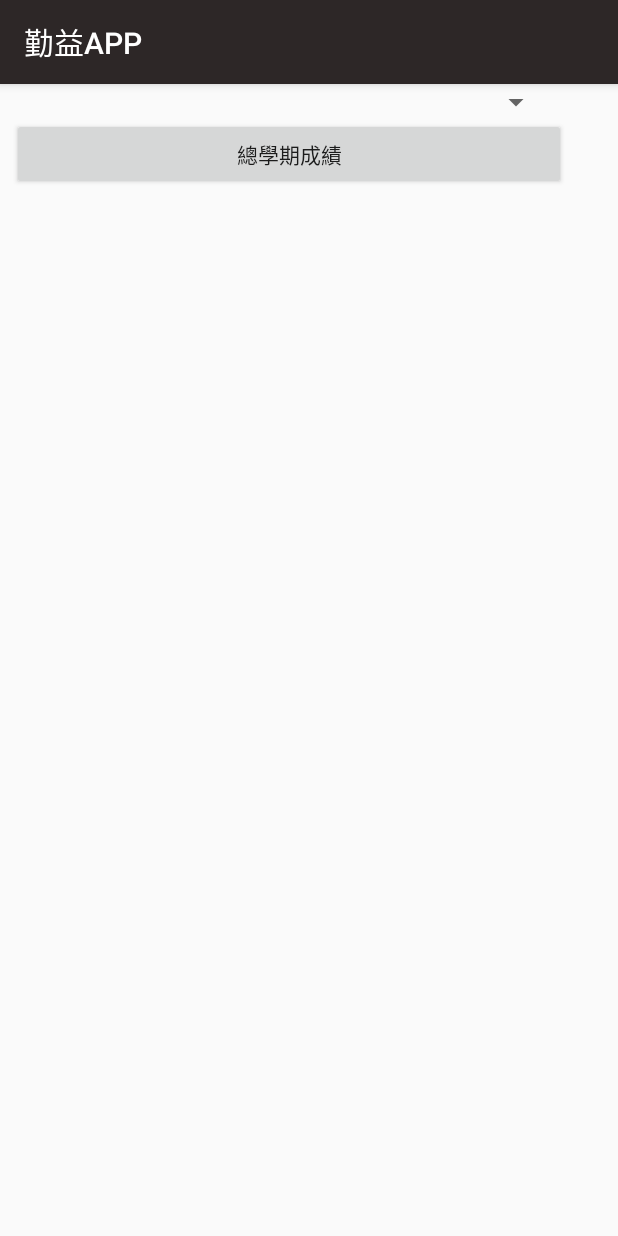
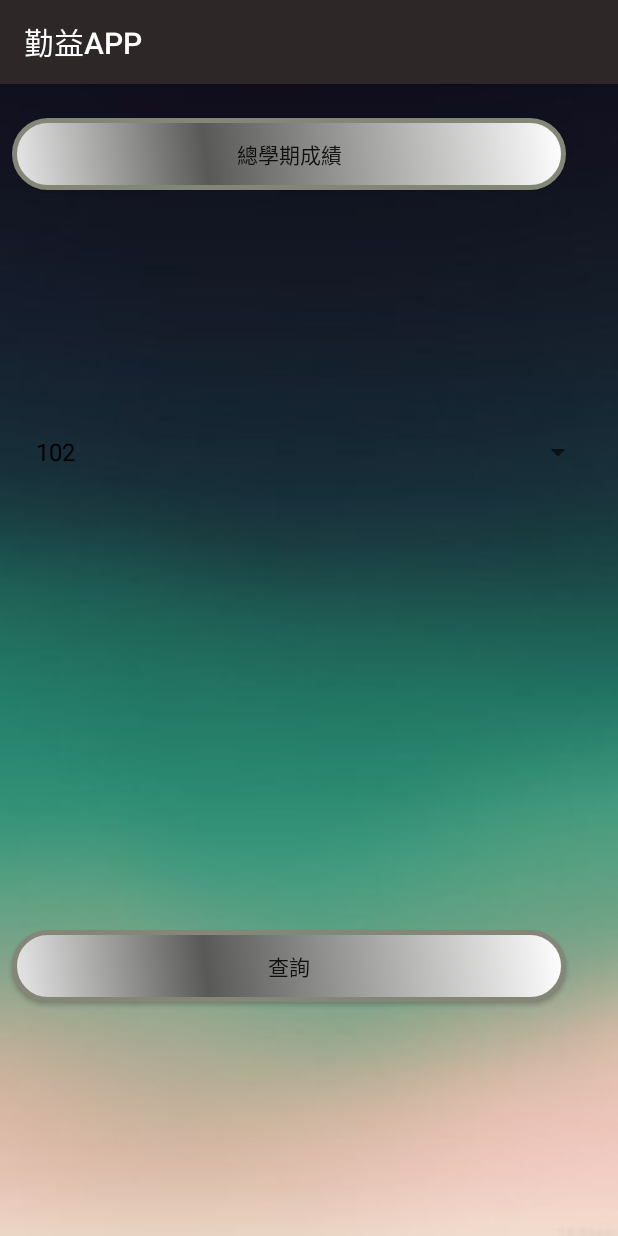
Before and after one commit to comid3212/mogege, an Android app: the GradesChoicelist screen opened directly, with no data from a screen before it, on a phone screen of 412 x 824 dp. Run offline under Robolectric (Android 15) with nearby library versions, the light colour scheme and no system bars.

Commit message:
歷年成績還需美編，老大要改，yee也要改

```diff
--- a/app/build.gradle
+++ b/app/build.gradle
@@ -4,7 +4,7 @@ android {
     compileSdkVersion 27
     defaultConfig {
         applicationId "com.example.user.myapplication"
-        minSdkVersion 21
+        minSdkVersion 26
         targetSdkVersion 27
         versionCode 1
         versionName "1.0"
--- a/app/src/main/java/com/example/user/myapplication/slidermain.java
+++ b/app/src/main/java/com/example/user/myapplication/slidermain.java
@@ -142,6 +142,7 @@ public class slidermain extends AppCompatActivity
         View view = navigationView.getHeaderView(0);
         ((TextView)view.findViewById(R.id.user_name)).setText(bundle.getString("NAME"));
         ((TextView)view.findViewById(R.id.id_vew)).setText(bundle.getString("ID"));
+        ((TextView)view.findViewById(R.id.id_vew2)).setText(bundle.getString("CLASS"));
 
         new Thread(new Runnable() {
             @Override
@@ -183,8 +184,11 @@ public class slidermain extends AppCompatActivity
                     else if (chinesetmp.equals("多雲短暫陣雨或雷雨")){
                         imagetian="c10";
                     }
-                    else if (chinesetmp.equals("多雲短暫陣雨或雷雨")){
+                    else if (chinesetmp.equals("陰短暫陣雨或雷雨")){
                         imagetian="c10";
+                    }
+                    else if (chinesetmp.equals("多雲")){
+                        imagetian="c15";
                     }
                     else {
                         imagetian="doge";
--- a/app/src/main/res/layout/activity_all_department_news.xml
+++ b/app/src/main/res/layout/activity_all_department_news.xml
@@ -5,7 +5,9 @@
     android:layout_width="match_parent"
     android:layout_height="match_parent"
     android:onClick="News"
+    android:background="@drawable/b123"
     tools:context="com.example.user.myapplication.AllDepartmentNews">
+
 
     <ImageButton
         android:id="@+id/imageButton4"
--- a/app/src/main/res/layout/activity_doorline.xml
+++ b/app/src/main/res/layout/activity_doorline.xml
@@ -63,6 +63,7 @@
         android:layout_marginStart="32dp"
         android:layout_marginTop="60dp"
         android:text="123123123"
+        android:textColor="@android:color/background_light"
         android:textSize="24sp"
         app:layout_constraintStart_toStartOf="parent"
         app:layout_constraintTop_toTopOf="parent" />
@@ -74,6 +75,7 @@
         android:layout_marginStart="32dp"
         android:layout_marginTop="120dp"
         android:text="123123123"
+        android:textColor="@android:color/background_light"
         android:textSize="24sp"
         app:layout_constraintStart_toStartOf="parent"
         app:layout_constraintTop_toTopOf="parent" />
@@ -85,6 +87,8 @@
         android:layout_marginStart="32dp"
         android:layout_marginTop="180dp"
         android:text="123123123"
+        android:textColor="@android:color/background_light"
+        android:textColorHighlight="@android:color/background_light"
         android:textSize="24sp"
         app:layout_constraintStart_toStartOf="parent"
         app:layout_constraintTop_toTopOf="parent" />
@@ -97,6 +101,7 @@
         android:layout_marginStart="32dp"
         android:layout_marginTop="244dp"
         android:text="123123123"
+        android:textColor="@android:color/background_light"
         android:textSize="24sp"
         app:layout_constraintBottom_toBottomOf="parent"
         app:layout_constraintStart_toStartOf="parent"
--- a/app/src/main/res/layout/activity_grade_list.xml
+++ b/app/src/main/res/layout/activity_grade_list.xml
@@ -5,7 +5,7 @@
     android:layout_width="match_parent"
     android:layout_height="match_parent"
     tools:context="com.example.user.myapplication.GradeList"
-    android:background="@drawable/b123">
+    android:background="@drawable/bg3">
 
     <com.example.user.myapplication.HorizontalListView
         android:id="@+id/testlist"
--- a/app/src/main/res/layout/activity_grades_choicelist.xml
+++ b/app/src/main/res/layout/activity_grades_choicelist.xml
@@ -4,6 +4,7 @@
     xmlns:tools="http://schemas.android.com/tools"
     android:layout_width="match_parent"
     android:layout_height="match_parent"
+    android:background="@drawable/b123"
     tools:context="com.example.user.myapplication.GradesChoicelist">
 
     <Button
@@ -14,6 +15,7 @@
         android:layout_marginEnd="8dp"
         android:layout_marginStart="8dp"
         android:layout_marginTop="8dp"
+        android:background="@drawable/drawable"
         android:onClick="allgrades"
         android:text="總學期成績"
         app:layout_constraintBottom_toBottomOf="parent"
@@ -23,11 +25,43 @@
         app:layout_constraintTop_toTopOf="parent"
         app:layout_constraintVertical_bias="0.026" />
 
-    <Spinner
-        android:id="@+id/spinner"
-        android:layout_width="368dp"
+    <Button
+        android:id="@+id/allgrades2"
+        android:layout_width="369dp"
         android:layout_height="wrap_content"
-        tools:layout_editor_absoluteX="8dp"
-        tools:layout_editor_absoluteY="112dp" />
+        android:layout_marginBottom="156dp"
+        android:layout_marginEnd="8dp"
+        android:layout_marginStart="8dp"
+        android:layout_marginTop="8dp"
+        android:background="@drawable/drawable"
+        android:onClick="search"
+        android:text="查詢"
+        app:layout_constraintBottom_toBottomOf="parent"
+        app:layout_constraintEnd_toEndOf="parent"
+        app:layout_constraintHorizontal_bias="0.0"
+        app:layout_constraintStart_toStartOf="parent"
+        app:layout_constraintTop_toTopOf="parent"
+        app:layout_constraintVertical_bias="1.0" />
+
+    <RelativeLayout xmlns:android="http://schemas.android.com/apk/res/android"
+        android:id="@+id/showlist"
+        android:layout_width="match_parent"
+        android:layout_height="match_parent"
+        android:paddingBottom="@dimen/activity_vertical_margin"
+        android:paddingLeft="@dimen/activity_horizontal_margin"
+        android:paddingRight="@dimen/activity_horizontal_margin"
+        android:paddingTop="@dimen/activity_vertical_margin"
+        tools:layout_editor_absoluteX="0dp"
+        tools:layout_editor_absoluteY="64dp">
+
+        <Spinner
+            android:id="@+id/spinner"
+            android:layout_width="match_parent"
+            android:layout_height="wrap_content"
+            android:layout_alignParentStart="true"
+            android:layout_alignParentTop="true"
+            android:layout_marginTop="205dp" />
+
+    </RelativeLayout>
 
 </android.support.constraint.ConstraintLayout>
--- a/app/src/main/res/layout/nav_header_slidermain.xml
+++ b/app/src/main/res/layout/nav_header_slidermain.xml
@@ -33,4 +33,10 @@
         android:layout_height="wrap_content"
         android:text="android.studio@android.com" />
 
+    <TextView
+        android:id="@+id/id_vew2"
+        android:layout_width="match_parent"
+        android:layout_height="wrap_content"
+        android:text="android.studio@android.com" />
+
 </LinearLayout>
--- a/app/src/main/res/values/strings.xml
+++ b/app/src/main/res/values/strings.xml
@@ -8,4 +8,5 @@
     <string name="navigation_drawer_close">Close navigation drawer</string>
 
     <string name="action_settings">Settings</string>
+
 </resources>
```
Also changed, not shown: app/src/main/java/com/example/user/myapplication/GradeList.java (+6 -6 lines), app/src/main/java/com/example/user/myapplication/GradesChoicelist.java (+36 -128 lines), app/src/main/java/com/example/user/myapplication/MyTextView.java (+11 -2 lines), app/src/main/java/com/example/user/myapplication/classtable.java (+6 -7 lines), app/src/main/res/layout/activity_add_allgrades.xml (+15 -1 lines), app/src/main/res/layout/activity_main.xml (+5 -5 lines), app/src/main/res/drawable/bg2.jpg (added), app/src/main/res/drawable/bg3.jpg (added), app/src/main/res/drawable/c15.png (added).
